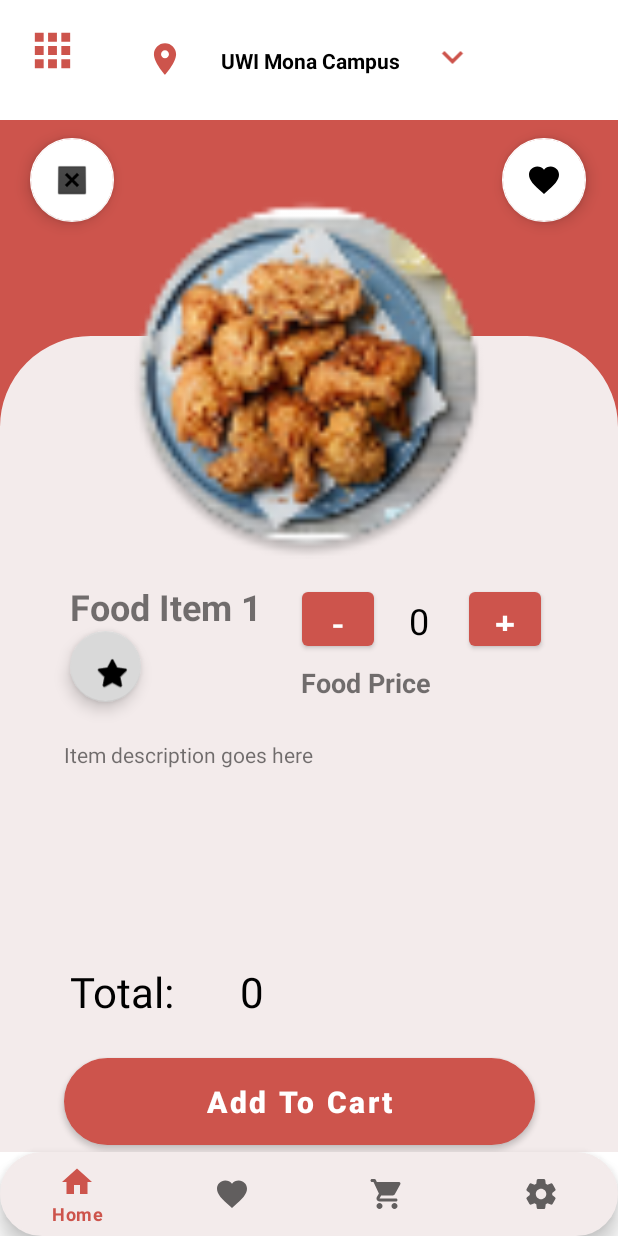
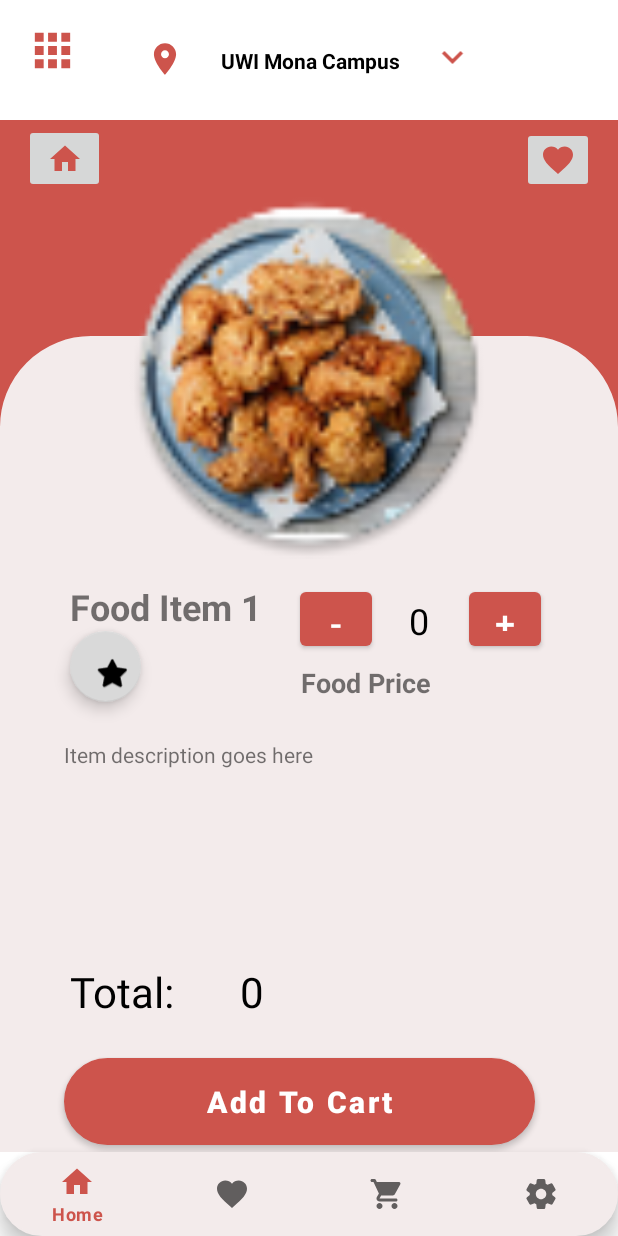
Before and after one commit to Chavaughn/SWEN3001_Project_StarvationPrevention, an Android app: the fragment ItemFragment placed in its activity, on a phone screen of 412 x 824 dp. Run offline under Robolectric (Android 15) with nearby library versions, the phone set to English and light mode, and no system bars; our stand-ins replace navigation-ui; 3 statements that could not run were skipped.

Commit message:
Fixed item_fragment navigation buttons

```diff
--- a/app/src/main/java/com/example/swen3001_project_starvationprevention/fragment/ItemFragment.kt
+++ b/app/src/main/java/com/example/swen3001_project_starvationprevention/fragment/ItemFragment.kt
@@ -42,9 +42,13 @@ class ItemFragment : Fragment() {
         var Incrementbutton = _binding!!.increment
         var Decrementbutton = _binding!!.decrement
         var itemQuantity = _binding!!.quantityDisplay
+        var backButton = _binding!!.backButton
+        var favButton = _binding!!.favButton
+
         //Increment Item cost per click
         Incrementbutton.setOnClickListener {
             //Increment item quantity per click
+            //findNavController().navigate(R.id.action_itemFragment_to_restaurantFragment)
             var quantity = itemQuantity.text.toString().toInt()
             quantity++
             itemQuantity.text = quantity.toString()
@@ -71,10 +75,15 @@ class ItemFragment : Fragment() {
                 Toast.makeText(context, "Cost Decremented by " + args.currentItem.item_price, Toast.LENGTH_SHORT).show()
             }
 
-            var backButton = _binding!!.backButton
-            backButton.setOnClickListener {
-                findNavController().navigate(R.id.action_itemFragment_to_restaurantFragment)
-            }
+        }
+
+        backButton.setOnClickListener {
+            findNavController().navigate(R.id.action_itemFragment_to_restaurantFragment)
+            Toast.makeText(context, "clicked", Toast.LENGTH_SHORT).show()
+        }
+
+        favButton.setOnClickListener {
+            Toast.makeText(context, "Added to Favourites", Toast.LENGTH_SHORT).show()
         }
 
         return binding.root
--- a/app/src/main/res/layout/item_fragment.xml
+++ b/app/src/main/res/layout/item_fragment.xml
@@ -76,7 +76,7 @@
             app:layout_constraintStart_toStartOf="parent" />
 
         <com.google.android.material.floatingactionbutton.FloatingActionButton
-            android:id="@+id/floatingActionButton4"
+            android:id="@+id/backButton2"
             android:layout_width="51dp"
             android:layout_height="47dp"
             android:layout_marginBottom="416dp"
@@ -126,7 +126,7 @@
             android:textSize="24dp"
             app:layout_constraintBottom_toTopOf="@+id/guideline11"
             app:layout_constraintEnd_toEndOf="parent"
-            app:layout_constraintHorizontal_bias="0.553"
+            app:layout_constraintHorizontal_bias="0.549"
             app:layout_constraintStart_toStartOf="parent" />
 
         <Button
@@ -205,34 +205,28 @@
         app:layout_constraintVertical_bias="0.110000014"
         app:srcCompat="@mipmap/friedchicken" />
 
-    <com.google.android.material.floatingactionbutton.FloatingActionButton
-        android:id="@+id/floatingActionButton"
+    <ImageButton
+        android:id="@+id/backButton"
+        android:layout_width="54dp"
+        android:layout_height="46dp"
+        app:layout_constraintBottom_toTopOf="@+id/imageView"
+        app:layout_constraintEnd_toEndOf="parent"
+        app:layout_constraintHorizontal_bias="0.044"
+        app:layout_constraintStart_toStartOf="parent"
+        app:layout_constraintTop_toTopOf="parent"
+        app:layout_constraintVertical_bias="1.0"
+        app:srcCompat="@drawable/home_icon" />
+
+    <ImageButton
+        android:id="@+id/favButton"
         android:layout_width="wrap_content"
         android:layout_height="wrap_content"
-        android:background="#FFFFFF"
-        android:clickable="true"
-        app:backgroundTint="#FFFFFF"
-        app:layout_constraintBottom_toBottomOf="parent"
+        app:layout_constraintBottom_toTopOf="@+id/imageView"
         app:layout_constraintEnd_toEndOf="parent"
-        app:layout_constraintHorizontal_bias="0.94"
-        app:layout_constraintStart_toStartOf="parent"
+        app:layout_constraintHorizontal_bias="0.945"
+        app:layout_constraintStart_toEndOf="@+id/backButton"
         app:layout_constraintTop_toTopOf="parent"
-        app:layout_constraintVertical_bias="0.019"
-        app:rippleColor="#CC544C"
+        app:layout_constraintVertical_bias="1.0"
         app:srcCompat="@drawable/favourite_icon" />
 
-    <com.google.android.material.floatingactionbutton.FloatingActionButton
-        android:id="@+id/backButton"
-        android:layout_width="wrap_content"
-        android:layout_height="wrap_content"
-        android:layout_marginStart="20dp"
-        android:layout_marginTop="12dp"
-        android:clickable="true"
-        android:contentDescription="@string/previous"
-        app:backgroundTint="#FFFFFF"
-        app:defaultNavHost="true"
-        app:layout_constraintStart_toStartOf="parent"
-        app:layout_constraintTop_toTopOf="parent"
-        app:srcCompat="@android:drawable/btn_dialog" />
-
 </androidx.constraintlayout.widget.ConstraintLayout>
```
